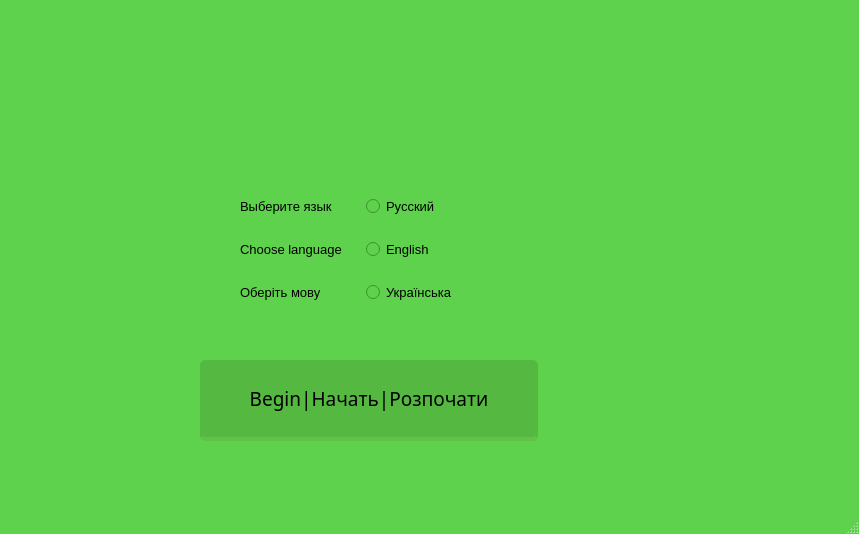
Before: the Qt Designer form form.ui in vsamokh/prjFoodPlan, drawn with Qt 5.
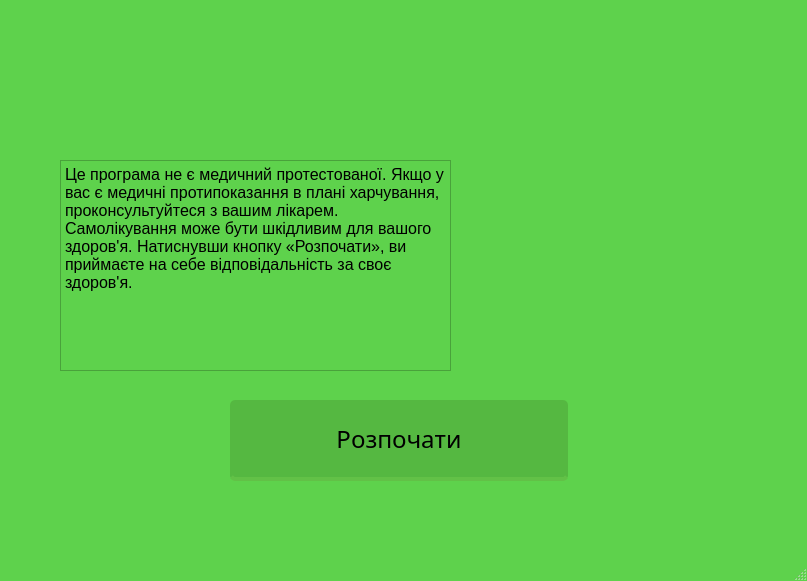
After: the same form once the commit is applied. Icons and pictures are not drawn.

```diff
--- a/form.ui
+++ b/form.ui
@@ -6,8 +6,8 @@
    <rect>
     <x>0</x>
     <y>0</y>
-    <width>859</width>
-    <height>534</height>
+    <width>807</width>
+    <height>581</height>
    </rect>
   </property>
   <property name="palette">
@@ -151,8 +151,8 @@
    <widget class="QLabel" name="label_2">
     <property name="geometry">
      <rect>
-      <x>550</x>
-      <y>160</y>
+      <x>520</x>
+      <y>150</y>
       <width>231</width>
       <height>221</height>
      </rect>
@@ -167,8 +167,8 @@
    <widget class="QPushButton" name="begin_button">
     <property name="geometry">
      <rect>
-      <x>200</x>
-      <y>360</y>
+      <x>230</x>
+      <y>400</y>
       <width>341</width>
       <height>81</height>
      </rect>
@@ -176,7 +176,7 @@
     <property name="font">
      <font>
       <family>Roboto Slab</family>
-      <pointsize>14</pointsize>
+      <pointsize>18</pointsize>
      </font>
     </property>
     <property name="styleSheet">
@@ -195,92 +195,28 @@
 font-family: 'Roboto Slab', senif;</string>
     </property>
     <property name="text">
-     <string>Begin|Начать|Розпочати</string>
+     <string>Розпочати</string>
     </property>
    </widget>
-   <widget class="QWidget" name="gridLayoutWidget">
+   <widget class="QTextEdit" name="textEdit">
     <property name="geometry">
      <rect>
-      <x>240</x>
-      <y>180</y>
-      <width>246</width>
-      <height>141</height>
+      <x>60</x>
+      <y>160</y>
+      <width>391</width>
+      <height>211</height>
      </rect>
     </property>
-    <layout class="QGridLayout" name="gridLayout">
-     <item row="1" column="0">
-      <widget class="QLabel" name="label_5">
-       <property name="font">
-        <font>
-         <pointsize>10</pointsize>
-        </font>
-       </property>
-       <property name="text">
-        <string>Choose language</string>
-       </property>
-      </widget>
-     </item>
-     <item row="2" column="0">
-      <widget class="QLabel" name="label_6">
-       <property name="font">
-        <font>
-         <pointsize>10</pointsize>
-        </font>
-       </property>
-       <property name="text">
-        <string>Оберіть мову</string>
-       </property>
-      </widget>
-     </item>
-     <item row="0" column="0">
-      <widget class="QLabel" name="label_4">
-       <property name="font">
-        <font>
-         <pointsize>10</pointsize>
-        </font>
-       </property>
-       <property name="text">
-        <string>Выберите язык</string>
-       </property>
-      </widget>
-     </item>
-     <item row="2" column="1">
-      <widget class="QRadioButton" name="uk">
-       <property name="font">
-        <font>
-         <pointsize>10</pointsize>
-        </font>
-       </property>
-       <property name="text">
-        <string>Українська</string>
-       </property>
-      </widget>
-     </item>
-     <item row="1" column="1">
-      <widget class="QRadioButton" name="en">
-       <property name="font">
-        <font>
-         <pointsize>10</pointsize>
-        </font>
-       </property>
-       <property name="text">
-        <string>English</string>
-       </property>
-      </widget>
-     </item>
-     <item row="0" column="1">
-      <widget class="QRadioButton" name="ru">
-       <property name="font">
-        <font>
-         <pointsize>10</pointsize>
-        </font>
-       </property>
-       <property name="text">
-        <string>Русский</string>
-       </property>
-      </widget>
-     </item>
-    </layout>
+    <property name="acceptDrops">
+     <bool>true</bool>
+    </property>
+    <property name="html">
+     <string>&lt;!DOCTYPE HTML PUBLIC &quot;-//W3C//DTD HTML 4.0//EN&quot; &quot;http://www.w3.org/TR/REC-html40/strict.dtd&quot;&gt;
+&lt;html&gt;&lt;head&gt;&lt;meta name=&quot;qrichtext&quot; content=&quot;1&quot; /&gt;&lt;style type=&quot;text/css&quot;&gt;
+p, li { white-space: pre-wrap; }
+&lt;/style&gt;&lt;/head&gt;&lt;body style=&quot; font-family:'MS Shell Dlg 2'; font-size:7.8pt; font-weight:400; font-style:normal;&quot;&gt;
+&lt;p style=&quot; margin-top:0px; margin-bottom:0px; margin-left:0px; margin-right:0px; -qt-block-indent:0; text-indent:0px;&quot;&gt;&lt;span style=&quot; font-size:12pt;&quot;&gt;Це програма не є медичний протестованої. Якщо у вас є медичні протипоказання в плані харчування, проконсультуйтеся з вашим лікарем. Самолікування може бути шкідливим для вашого здоров'я. Натиснувши кнопку «Розпочати», ви приймаєте на себе відповідальність за своє здоров'я.&lt;/span&gt;&lt;/p&gt;&lt;/body&gt;&lt;/html&gt;</string>
+    </property>
    </widget>
   </widget>
   <widget class="QMenuBar" name="menubar">
```
Left out of the diff: 2 changed lines with no effect on the pictures.
